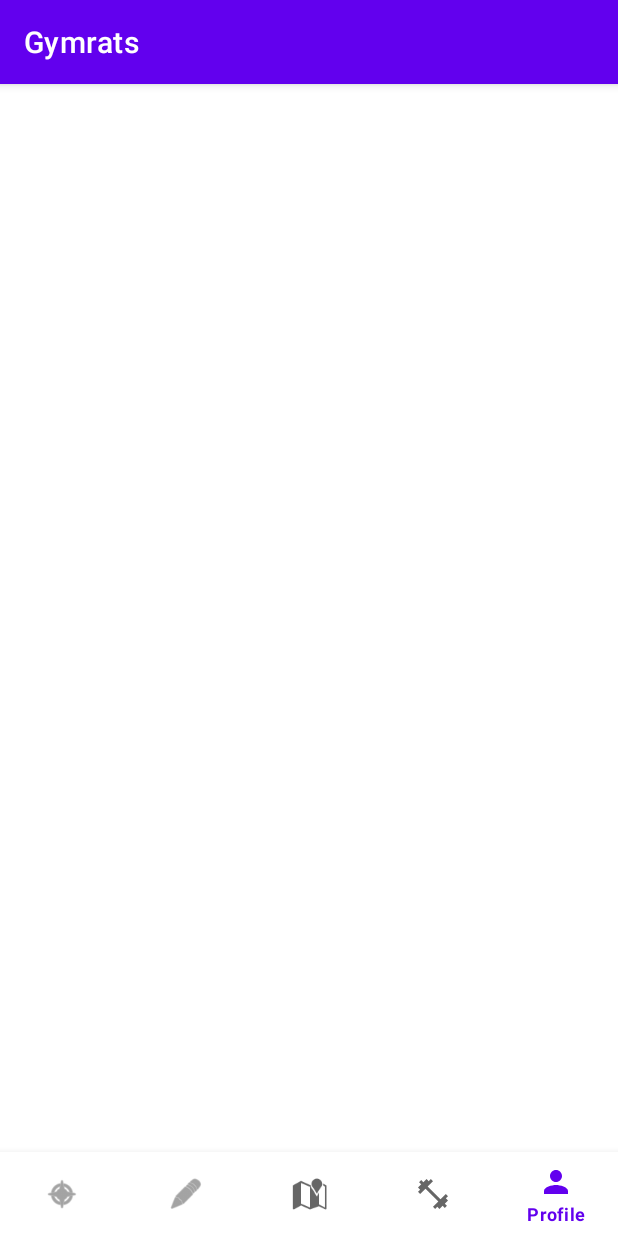
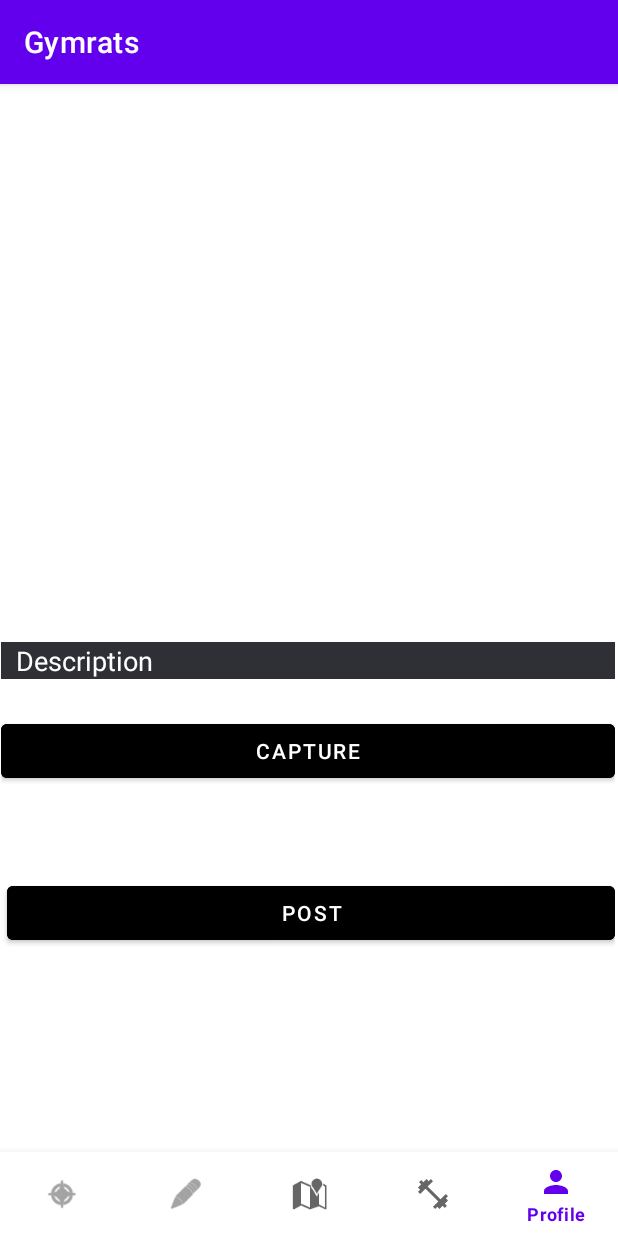
Before and after one commit to neongreen242/Gymrats, an Android app: the MainActivity screen opened directly, with no data from a screen before it, item 5 of the bottom bar chosen, on a phone screen of 412 x 824 dp. Run offline under Robolectric (Android 15) with nearby library versions, the phone set to English and light mode, and no system bars; libraries missing offline, so code that uses them is left out: com.parse.

Commit message:
Finishied Compose page for individual users

```diff
--- a/app/src/main/java/com/example/gymrats/MainActivity.java
+++ b/app/src/main/java/com/example/gymrats/MainActivity.java
@@ -3,17 +3,21 @@ package com.example.gymrats;
 import androidx.annotation.NonNull;
 import androidx.appcompat.app.AppCompatActivity;
 import androidx.fragment.app.Fragment;
+import androidx.fragment.app.FragmentManager;
 
 import android.os.Bundle;
 import android.view.MenuItem;
 import android.widget.Toast;
 
+import com.example.gymrats.fragments.ComposeFragment;
 import com.google.android.material.bottomnavigation.BottomNavigationItemView;
 import com.google.android.material.bottomnavigation.BottomNavigationView;
 
 public class MainActivity extends AppCompatActivity {
 
     private BottomNavigationView bottomNavigationView;
+    final FragmentManager fragmentManager = getSupportFragmentManager();
+
 
     @Override
     protected void onCreate(Bundle savedInstanceState) {
@@ -28,22 +32,35 @@ public class MainActivity extends AppCompatActivity {
                 switch (menuItem.getItemId()) {
                     case R.id.action_home:
                         Toast.makeText(MainActivity.this, "Home!!", Toast.LENGTH_SHORT).show();
+                        fragment = new ComposeFragment();
+
                         break;
                     case R.id.action_compose:
                         Toast.makeText(MainActivity.this, "Compose!!", Toast.LENGTH_SHORT).show();
+
+                        fragment = new ComposeFragment();
                         break;
                     case R.id.action_gyms:
                         Toast.makeText(MainActivity.this, "Gyms!!", Toast.LENGTH_SHORT).show();
+                        fragment = new ComposeFragment();
+
                         break;
                     case R.id.action_exercise:
                         Toast.makeText(MainActivity.this, "Exercise!!", Toast.LENGTH_SHORT).show();
+                        fragment = new ComposeFragment();
+
                         break;
                     case R.id.action_profile:
                         Toast.makeText(MainActivity.this, "Profile!!", Toast.LENGTH_SHORT).show();
+                        fragment = new ComposeFragment();
+
                         break;
 
-                    default: break;
+                    default:
+                        fragment = new ComposeFragment();
+                        break;
                 }
+                fragmentManager.beginTransaction().replace(R.id.flContainer,fragment).commit();
                 return true;
 
             }
--- /dev/null
+++ b/app/src/main/java/com/example/gymrats/fragments/ComposeFragment.java
@@ -0,0 +1,227 @@
+package com.example.gymrats.fragments;
+
+import static android.app.Activity.RESULT_OK;
+
+import android.content.Intent;
+import android.graphics.Bitmap;
+import android.graphics.BitmapFactory;
+import android.net.Uri;
+import android.os.Bundle;
+
+import androidx.annotation.NonNull;
+import androidx.annotation.Nullable;
+import androidx.core.content.FileProvider;
+import androidx.fragment.app.Fragment;
+
+import android.os.Environment;
+import android.provider.MediaStore;
+import android.util.Log;
+import android.view.LayoutInflater;
+import android.view.View;
+import android.view.ViewGroup;
+import android.widget.Button;
+import android.widget.EditText;
+import android.widget.ImageView;
+import android.widget.Toast;
+
+import com.example.gymrats.Post;
+import com.example.gymrats.R;
+import com.parse.FindCallback;
+import com.parse.ParseException;
+import com.parse.ParseFile;
+import com.parse.ParseQuery;
+import com.parse.ParseUser;
+import com.parse.SaveCallback;
+
+import java.io.File;
+import java.util.List;
+
+/**
+ * A simple {@link Fragment} subclass.
+ * Use the {@link ComposeFragment#newInstance} factory method to
+ * create an instance of this fragment.
+ */
+public class ComposeFragment extends Fragment {
+    public static final String TAG = "ComposeFragment";
+
+    //required variables for the compose page
+    public static final int CAPTURE_IMAGE_ACTIVITY_REQUEST_CODE = 42;
+    private EditText etDescription;
+    private Button btnCaptureImage;
+    private ImageView ivPostImage;
+    private Button btnSubmit;
+
+    //gets photofile and photo file name for the fragment xml
+    private File photoFile;
+    public String photoFileName = "photo.jpg";
+
+    // TODO: Rename parameter arguments, choose names that match
+    // the fragment initialization parameters, e.g. ARG_ITEM_NUMBER
+    private static final String ARG_PARAM1 = "param1";
+    private static final String ARG_PARAM2 = "param2";
+
+    // TODO: Rename and change types of parameters
+    private String mParam1;
+    private String mParam2;
+
+    public ComposeFragment() {
+        // Required empty public constructor
+    }
+
+    /**
+     * Use this factory method to create a new instance of
+     * this fragment using the provided parameters.
+     *
+     * @param param1 Parameter 1.
+     * @param param2 Parameter 2.
+     * @return A new instance of fragment ComposeFragment.
+     */
+    // TODO: Rename and change types and number of parameters
+    public static ComposeFragment newInstance(String param1, String param2) {
+        ComposeFragment fragment = new ComposeFragment();
+        Bundle args = new Bundle();
+        args.putString(ARG_PARAM1, param1);
+        args.putString(ARG_PARAM2, param2);
+        fragment.setArguments(args);
+        return fragment;
+    }
+
+    @Override
+    public void onCreate(Bundle savedInstanceState) {
+        super.onCreate(savedInstanceState);
+        if (getArguments() != null) {
+            mParam1 = getArguments().getString(ARG_PARAM1);
+            mParam2 = getArguments().getString(ARG_PARAM2);
+        }
+    }
+
+    @Override
+    public View onCreateView(LayoutInflater inflater, ViewGroup container,
+                             Bundle savedInstanceState) {
+        // Inflate the layout for this fragment
+        return inflater.inflate(R.layout.fragment_compose, container, false);
+    }
+
+    @Override
+    public void onViewCreated(@NonNull View view, @Nullable Bundle savedInstanceState) {
+        super.onViewCreated(view, savedInstanceState);
+
+        //Calls all the views into place through their name
+        etDescription = view.findViewById(R.id.etDescription);
+        btnCaptureImage = view.findViewById(R.id.btnCaptureImage);
+        ivPostImage = view.findViewById(R.id.ivPostImage);
+        btnSubmit = view.findViewById(R.id.btnSubmit);
+
+
+        btnCaptureImage.setOnClickListener(new View.OnClickListener() {
+            @Override
+            public void onClick(View v) {
+                launchCamera();
+            }
+        });
+        btnSubmit.setOnClickListener(new View.OnClickListener() {
+            @Override
+            public void onClick(View v) {
+                String description = etDescription.getText().toString();
+                if (description.isEmpty()) {
+                    Toast.makeText(getContext(), "Description cannot be empty", Toast.LENGTH_SHORT).show();
+                    return;
+                }
+                if (photoFile == null || ivPostImage.getDrawable() == null) {
+                    Toast.makeText(getContext(), "There is no image!", Toast.LENGTH_SHORT).show();
+                    return;
+                }
+                ParseUser currentUser = ParseUser.getCurrentUser();
+                savePost(description, currentUser, photoFile);
+            }
+        });
+    }
+    private void launchCamera() {
+        // create Intent to take a picture and return control to the calling application
+        Intent intent = new Intent(MediaStore.ACTION_IMAGE_CAPTURE);
+        // Create a File reference for future access
+        photoFile = getPhotoFileUri(photoFileName);
+
+        // wrap File object into a content provider
+        // required for API >= 24
+        // See https://guides.codepath.com/android/Sharing-Content-with-Intents#sharing-files-with-api-24-or-higher
+        Uri fileProvider = FileProvider.getUriForFile(getContext(), "com.codepath.fileprovider", photoFile);
+        intent.putExtra(MediaStore.EXTRA_OUTPUT, fileProvider);
+
+        // If you call startActivityForResult() using an intent that no app can handle, your app will crash.
+        // So as long as the result is not null, it's safe to use the intent.
+        if (intent.resolveActivity(getContext().getPackageManager()) != null) {
+            // Start the image capture intent to take photo
+            startActivityForResult(intent, CAPTURE_IMAGE_ACTIVITY_REQUEST_CODE);
+        }
+    }
+    @Override
+    public void  onActivityResult(int requestCode, int resultCode, @Nullable Intent data){
+        super.onActivityResult(requestCode,resultCode,data);
+        if (requestCode == CAPTURE_IMAGE_ACTIVITY_REQUEST_CODE) {
+            if (resultCode == RESULT_OK) {
+                // by this point we have the camera photo on disk
+                Bitmap takenImage = BitmapFactory.decodeFile(photoFile.getAbsolutePath());
+                // RESIZE BITMAP, see section below
+                // Load the taken image into a preview
+                ivPostImage.setImageBitmap(takenImage);
+            } else { // Result was a failure
+                Toast.makeText(getContext(), "Picture wasn't taken!", Toast.LENGTH_SHORT).show();
+            }
+        }
+    }
+    // Returns the File for a photo stored on disk given the fileName
+    public File getPhotoFileUri(String fileName) {
+        // Get safe storage directory for photos
+        // Use `getExternalFilesDir` on Context to access package-specific directories.
+        // This way, we don't need to request external read/write runtime permissions.
+        File mediaStorageDir = new File(getContext().getExternalFilesDir(Environment.DIRECTORY_PICTURES), TAG);
+
+        // Create the storage directory if it does not exist
+        if (!mediaStorageDir.exists() && !mediaStorageDir.mkdirs()){
+            Log.d(TAG, "failed to create directory");
+        }
+        // Return the file target for the photo based on filename
+        File file = new File(mediaStorageDir.getPath() + File.separator + fileName);
+
+        return file;
+    }
+
+
+    private void savePost(String description, ParseUser currentUser, File photoFile) {
+        Post post = new Post();
+        post.setDescription(description);
+        //post.setImage()
+        post.setUser(currentUser);
+        post.setImage(new ParseFile(photoFile));
+        post.saveInBackground(new SaveCallback() {
+            @Override
+            public void done(ParseException e) {
+                if (e != null){
+                    Log.e(TAG,"Error while saving");
+                    Toast.makeText(getContext(), "Error while saving", Toast.LENGTH_SHORT).show();
+                }
+                Log.i(TAG,"Post save was successful");
+                etDescription.setText("");
+                ivPostImage.setImageResource(0);
+            }
+        });
+    }
+
+    private void queryPosts() {
+        ParseQuery<Post> query = ParseQuery.getQuery(Post.class);
+        query.include(Post.KEY_USER);
+        query.findInBackground(new FindCallback<Post>() {
+            @Override
+            public void done(List<Post> posts, ParseException e) {
+                if (e != null) {
+                    Log.e(TAG, "Issue with getting post");
+                    return;
+                }
+                for (Post post : posts){
+                    Log.i(TAG, "Post:" + post.getDescription() + ", username:"+ post.getUser().getUsername());
+                }
+            }
+        });
+    }
+}
--- a/app/src/main/res/layout/activity_main.xml
+++ b/app/src/main/res/layout/activity_main.xml
@@ -1,8 +1,22 @@
 <androidx.constraintlayout.widget.ConstraintLayout xmlns:android="http://schemas.android.com/apk/res/android"
     xmlns:app="http://schemas.android.com/apk/res-auto"
+    xmlns:tools="http://schemas.android.com/tools"
     android:id="@+id/rlContainer"
     android:layout_width="match_parent"
     android:layout_height="match_parent">
+
+    <FrameLayout
+        android:id="@+id/flContainer"
+        android:layout_width="409dp"
+        android:layout_height="673dp"
+        android:layout_marginEnd="2dp"
+        android:layout_marginBottom="2dp"
+        app:layout_constraintBottom_toTopOf="@+id/bottomNavigation"
+        app:layout_constraintEnd_toEndOf="parent"
+        app:layout_constraintStart_toStartOf="parent"
+        app:layout_constraintTop_toTopOf="parent">
+
+    </FrameLayout>
 
     <com.google.android.material.bottomnavigation.BottomNavigationView
         android:id="@+id/bottomNavigation"
--- a/app/src/main/res/layout/fragment_compose.xml
+++ b/app/src/main/res/layout/fragment_compose.xml
@@ -1,14 +1,61 @@
 <?xml version="1.0" encoding="utf-8"?>
-<FrameLayout xmlns:android="http://schemas.android.com/apk/res/android"
+<androidx.constraintlayout.widget.ConstraintLayout xmlns:android="http://schemas.android.com/apk/res/android"
+    xmlns:app="http://schemas.android.com/apk/res-auto"
     xmlns:tools="http://schemas.android.com/tools"
     android:layout_width="match_parent"
     android:layout_height="match_parent"
-    tools:context=".ComposeFragment">
+    android:orientation="vertical"
+    tools:context=".fragments.ComposeFragment">
 
-    <!-- TODO: Update blank fragment layout -->
-    <TextView
+    <Button
+        android:id="@+id/btnCaptureImage"
         android:layout_width="match_parent"
-        android:layout_height="match_parent"
-        android:text="@string/hello_blank_fragment" />
+        android:layout_height="wrap_content"
+        android:layout_marginTop="76dp"
+        android:backgroundTint="@color/black"
+        android:text="Capture"
+        android:textColor="@color/white"
+        app:layout_constraintEnd_toEndOf="parent"
+        app:layout_constraintHorizontal_bias="0.0"
+        app:layout_constraintStart_toStartOf="parent"
+        app:layout_constraintTop_toBottomOf="@+id/ivPostImage" />
 
-</FrameLayout>
+    <Button
+        android:id="@+id/btnSubmit"
+        android:layout_width="match_parent"
+        android:layout_height="wrap_content"
+        android:layout_marginStart="4dp"
+        android:layout_marginTop="184dp"
+        android:backgroundTint="@color/black"
+        android:text="Post"
+        android:textColor="@color/white"
+        app:layout_constraintStart_toStartOf="parent"
+        app:layout_constraintTop_toBottomOf="@+id/ivPostImage" />
+
+    <ImageView
+        android:id="@+id/ivPostImage"
+        android:layout_width="423dp"
+        android:layout_height="262dp"
+        android:layout_marginTop="64dp"
+        app:layout_constraintEnd_toEndOf="parent"
+        app:layout_constraintStart_toStartOf="parent"
+        app:layout_constraintTop_toTopOf="parent"
+        tools:srcCompat="@tools:sample/avatars" />
+
+    <EditText
+        android:id="@+id/etDescription"
+        android:layout_width="match_parent"
+        android:layout_height="wrap_content"
+        android:layout_marginTop="27dp"
+        android:background="@color/material_dynamic_neutral20"
+        android:ems="10"
+        android:hint="Description"
+        android:inputType="textPersonName"
+        android:paddingLeft="10dp"
+        android:textColor="@color/white"
+        android:textColorHint="@color/white"
+        app:layout_constraintStart_toStartOf="parent"
+        app:layout_constraintTop_toBottomOf="@+id/ivPostImage" />
+
+
+</androidx.constraintlayout.widget.ConstraintLayout>
```
Also changed, not shown: app/src/main/java/com/example/gymrats/ComposeFragment.java (deleted, +0 -64 lines), app/src/main/java/com/example/gymrats/Post.java (added, +77 -0 lines).
